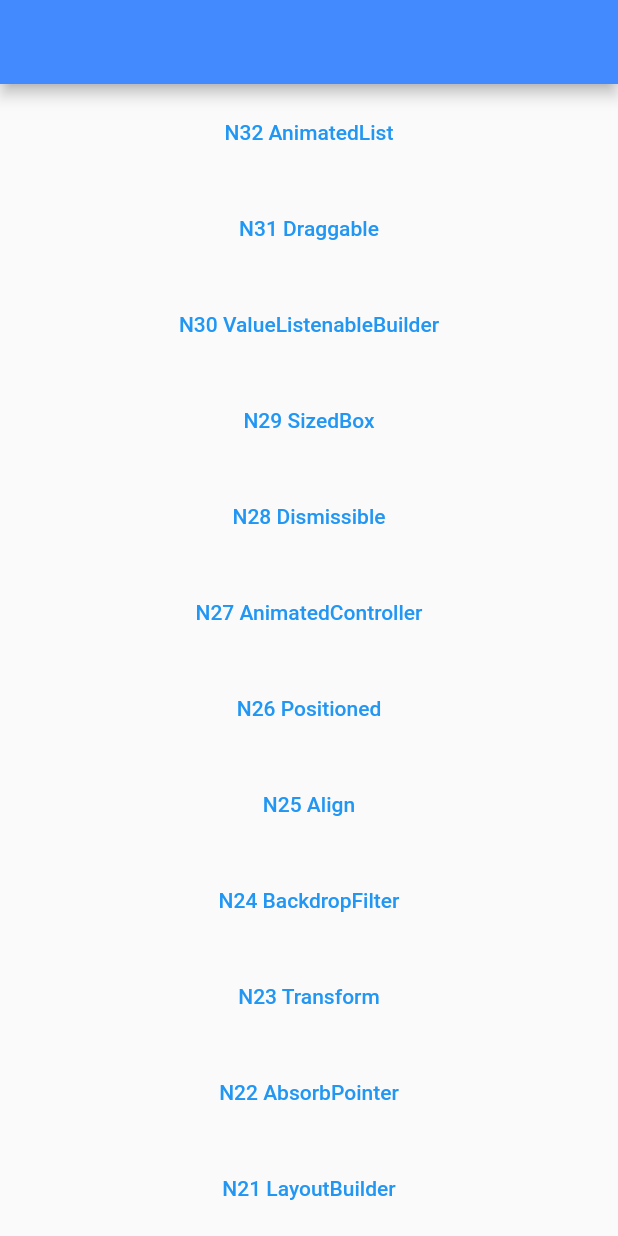
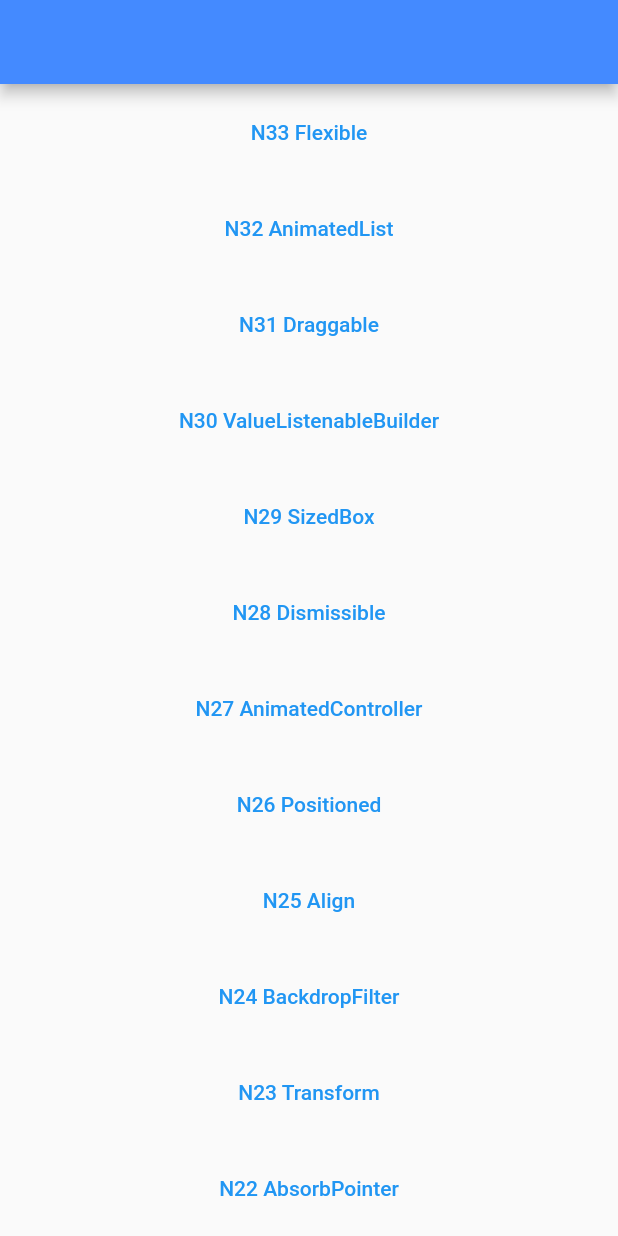
Before and after one commit to ychsue/my_flutter_test, a Flutter app: the screen it shows after launch, on a phone screen of 412 x 824 dp. Run offline on Flutter 3.47's test engine with Material 2 defaults, Android fonts, the phone set to English and light mode, and no system bars; our stand-ins replace bloc, flutter_bloc, get, transparent_image; missing offline and left inert: resizable_widget; Roboto replaces fonts that are missing (Georgia).

Commit message:
Flexible 與 ResizableWidget

```diff
--- a/lib/src/route/app_pages.dart
+++ b/lib/src/route/app_pages.dart
@@ -19,6 +19,7 @@ import 'package:test2/src/route/main_screens/n29_sized_box.dart';
 import 'package:test2/src/route/main_screens/n30/n30_rotate_animate.dart';
 import 'package:test2/src/route/main_screens/n31_draggable.dart';
 import 'package:test2/src/route/main_screens/n32/n32_animated_list.dart';
+import 'package:test2/src/route/main_screens/n33_flexible.dart';
 import 'package:test2/src/route/main_screens/sliver_screen.dart';
 import 'package:test2/src/route/main_screens/unknown_screen.dart';
 import 'package:test2/src/route/main_screens/welcome_screen.dart';
@@ -50,10 +51,15 @@ enum Routes {
   n30_value_listenable_builder,
   n31_draggable,
   n32_animated_list,
+  n33_flexible,
 }
 
 abstract class AppPages {
   static final pages = [
+    GetPage(
+      name: Routes.n33_flexible.toLocation,
+      page: () => N33FlexibleScreen(),
+    ),
     GetPage(
       name: Routes.n32_animated_list.toLocation,
       page: () => N32AnimatedListScreen(),
--- a/lib/src/route/main_screens/get_home_screen.dart
+++ b/lib/src/route/main_screens/get_home_screen.dart
@@ -14,6 +14,13 @@ class GetHomeScreen extends StatelessWidget {
           child: Container(
         child: ListView(
           children: [
+            Container(
+              margin: EdgeInsets.all(8.0),
+              child: TextButton(
+                  onPressed: () =>
+                      Get.toNamed(Routes.n33_flexible.toLocation),
+                  child: Text("N33 Flexible")),
+            ),
             Container(
               margin: EdgeInsets.all(8.0),
               child: TextButton(
--- a/pubspec.yaml
+++ b/pubspec.yaml
@@ -32,6 +32,7 @@ dependencies:
   # Use with the CupertinoIcons class for iOS style icons.
   cupertino_icons: ^1.0.2
   get: ^4.1.4
+  resizable_widget: ^1.0.5
 
 dev_dependencies:
   flutter_test:
```
Also changed, not shown: lib/src/route/main_screens/n33_flexible.dart (added, +63 -0 lines), pubspec.lock, 1 other file.
